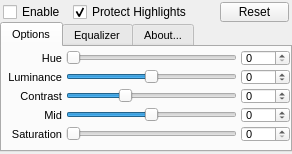
This is SiliconBonk/SiliconBonkPlugin.ui in spoilerhead/asp_plugins as Qt 5 draws it before an edit. The edited form follows.
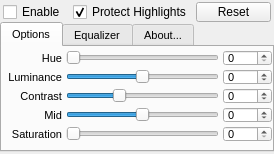
This is the edited form. Icons and pictures are not drawn. Custom widgets are drawn as their Qt base class.

The edit to the form file:
```diff
--- a/SiliconBonk/SiliconBonkPlugin.ui
+++ b/SiliconBonk/SiliconBonkPlugin.ui
@@ -6,7 +6,7 @@
    <rect>
     <x>0</x>
     <y>0</y>
-    <width>292</width>
+    <width>274</width>
     <height>154</height>
    </rect>
   </property>
@@ -125,7 +125,7 @@
        </property>
        <property name="sizeHint" stdset="0">
         <size>
-         <width>40</width>
+         <width>10</width>
          <height>20</height>
         </size>
        </property>
```
Left out of the diff: 6 changed lines with no effect on the pictures.
